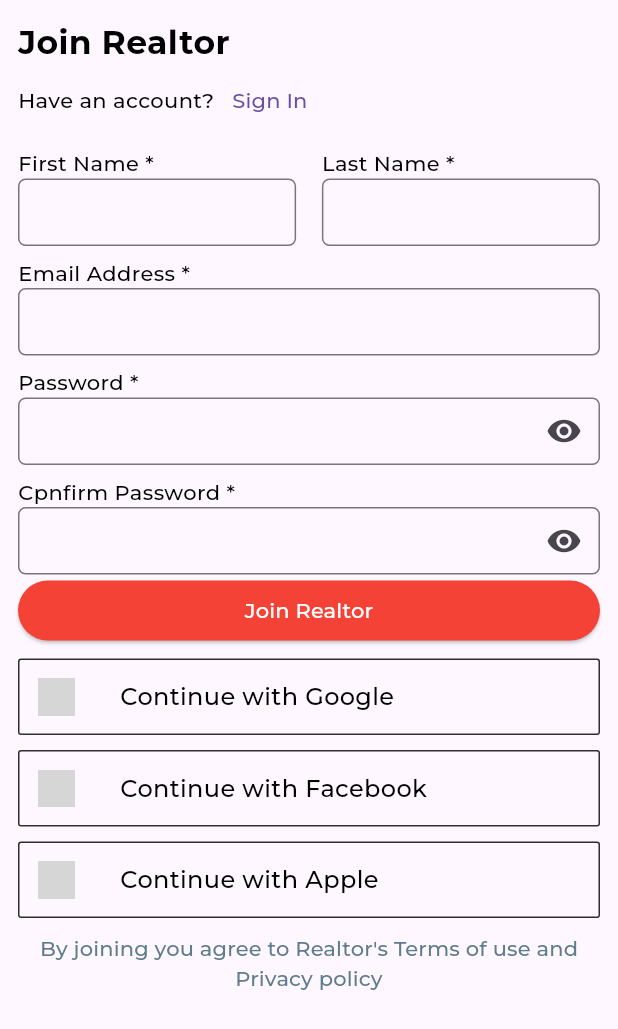
After one commit to Ghasasira/realtor, a Flutter app: the SignUp screen opened directly, on a phone screen of 412 x 824 dp. The commit adds this screen. Shown: the top 1029 px of the screen. Run offline on Flutter 3.47's test engine with Material 3 defaults, Android fonts, the phone set to English and light mode, and no system bars; our stand-ins replace cached_network_image, dotted_border, dropdown_button2, flutter_carousel_widget, flutter_rating_bar, get and 2 more; missing offline and left inert: favorite_button, flutter_google_places; network calls fail; project files that could hold a hidden picture were left out; grey boxes are pictures that could not be loaded.

Commit message:
2024 start

```diff
--- /dev/null
+++ b/realtor/lib/controllers/authentication/registrationController.dart
@@ -0,0 +1,68 @@
+import 'dart:convert';
+
+import 'package:flutter/material.dart';
+import 'package:flutter/widgets.dart';
+import 'package:get/get.dart';
+import 'package:http/http.dart' as http;
+import 'package:realtor/utilities/api_end_points.dart';
+
+class RegisterByEmailController extends GetxController {
+  TextEditingController emailController = TextEditingController();
+  TextEditingController firstNameController = TextEditingController();
+  TextEditingController lastNameController = TextEditingController();
+  TextEditingController passwordController = TextEditingController();
+  TextEditingController confirmPasswordController = TextEditingController();
+  bool password_not_matching = false;
+
+  //final future<SharedPreferences> prefs = SharedPreferences.getInstance();
+
+  Future<void> registerWithEmail() async {
+    if (passwordController.text == confirmPasswordController.text) {
+      try {
+        var headers = {"Content-Type": "application/json"};
+        var url = Uri.parse(
+            ApiEndPoints.baseUrl + ApiEndPoints.authEndPoint.registerWithEmail);
+        Map body = {
+          "email": emailController.text.trim(),
+          "name": firstNameController.text.trim() + lastNameController.text,
+          "password": passwordController.text,
+        };
+        http.Response response =
+            await http.post(url, body: jsonEncode(body), headers: headers);
+
+        if (response.statusCode == 200) {
+          final jsonresponse = jsonDecode(response.body);
+          if (jsonresponse["code"] == 0) {
+            //var token = jsonresponse["data"]['token'];
+
+            //final SharedPreferences? prefs = await prefs;
+            // await prefs?.setString("token", token);
+
+            emailController.dispose();
+            passwordController.dispose();
+            lastNameController.dispose();
+            firstNameController.dispose();
+            confirmPasswordController.dispose();
+          } else {
+            throw jsonDecode(jsonresponse.body)["message"] ?? "Unknown Error";
+          }
+        } else {
+          throw jsonDecode(response.body)["message"] ?? "Unknown Error";
+        }
+      } catch (e) {
+        Get.back();
+        showDialog(
+            context: Get.context!,
+            builder: (context) {
+              return SimpleDialog(
+                title: Text("Error"),
+                contentPadding: EdgeInsets.all(15.0),
+                children: [Text(e.toString())],
+              );
+            });
+      }
+    } else {
+      password_not_matching = true;
+    }
+  }
+}
--- /dev/null
+++ b/realtor/lib/reusables/signInOptions.dart
@@ -0,0 +1,91 @@
+import 'package:flutter/material.dart';
+
+class SignInOptions extends StatelessWidget {
+  const SignInOptions({super.key});
+
+  @override
+  Widget build(BuildContext context) {
+    const options = [
+      {'icon': "images/house.jpg", 'label': "Google"},
+      {'icon': "images/house.jpg", 'label': "Facebook"},
+      {'icon': "images/house.jpg", 'label': "Apple"},
+    ];
+    return Column(
+      children: options.map((option) {
+        return Padding(
+          padding: const EdgeInsets.only(top: 8.0, bottom: 2.0),
+          child: Container(
+            width: MediaQuery.of(context).size.width,
+            decoration: BoxDecoration(
+              border: Border.all(color: Color.fromARGB(255, 46, 46, 46)),
+              borderRadius: BorderRadius.circular(2.0),
+            ),
+            child: Padding(
+              padding: const EdgeInsets.all(12.0),
+              child: Row(
+                children: [
+                  Image.asset(
+                    "images/house.jpg",
+                    width: 25.0,
+                    height: 25.0,
+                  ),
+                  SizedBox(
+                    width: 30.0,
+                  ),
+                  //Text("lets Ride"),
+                  Text(
+                    "Continue with ${option['label']}",
+                    style: TextStyle(
+                      fontSize: 16.0,
+                    ),
+                  ),
+                ],
+              ),
+            ),
+          ),
+        );
+        //return Text("${option['label']}");
+      }).toList(),
+    );
+    // return SizedBox(
+    //   //height: 300.0,
+    //   child: ListView.builder(
+    //     itemCount: options.length,
+    //     itemBuilder: (BuildContext context, int index) {
+    //       return Padding(
+    //         padding: const EdgeInsets.only(top: 8.0, bottom: 2.0),
+    //         child: Container(
+    //           width: MediaQuery.of(context).size.width,
+    //           decoration: BoxDecoration(
+    //             border: Border.all(color: Color.fromARGB(255, 46, 46, 46)),
+    //             borderRadius: BorderRadius.circular(2.0),
+    //           ),
+    //           child: Padding(
+    //             padding: const EdgeInsets.all(12.0),
+    //             child: Row(
+    //               children: [
+    //                 Image.asset(
+    //                   "images/house.jpg",
+    //                   width: 25.0,
+    //                   height: 25.0,
+    //                 ),
+    //                 SizedBox(
+    //                   width: 30.0,
+    //                 ),
+    //                 //Text("lets Ride"),
+    //                 Text(
+    //                   "Continue with ${options[index]['label']}",
+    //                   style: TextStyle(
+    //                     fontSize: 16.0,
+    //                   ),
+    //                 ),
+    //               ],
+    //             ),
+    //           ),
+    //         ),
+    //       );
+    //     },
+    //   ),
+    // );
+  }
+}
--- /dev/null
+++ b/realtor/lib/screens/authScreens/signup.dart
@@ -0,0 +1,237 @@
+import "package:flutter/material.dart";
+import "package:flutter/services.dart";
+import "package:get/get.dart";
+import "package:realtor/controllers/authentication/registrationController.dart";
+import "package:realtor/reusables/realtorButton.dart";
+import "package:realtor/reusables/signInOptions.dart";
+
+class SignUp extends StatefulWidget {
+  const SignUp({super.key});
+
+  @override
+  State<SignUp> createState() => _SignUpState();
+}
+
+class _SignUpState extends State<SignUp> {
+  bool hidePassword = true;
+  void showPassword() {
+    setState(() {
+      hidePassword = !hidePassword;
+    });
+  }
+
+  final registerController = Get.put(RegisterByEmailController());
+  @override
+  Widget build(BuildContext context) {
+    return SafeArea(
+      child: Scaffold(
+        body: Padding(
+          padding: const EdgeInsets.all(12.0),
+          child: ListView(
+            //crossAxisAlignment: CrossAxisAlignment.start,
+            children: [
+              Text(
+                "Join Realtor",
+                style: TextStyle(
+                  fontSize: 22.0,
+                  fontWeight: FontWeight.bold,
+                ),
+              ),
+              Row(
+                children: [
+                  Text("Have an account?"),
+                  TextButton(
+                    onPressed: () {},
+                    child: Text("Sign In"),
+                  ),
+                ],
+              ),
+              //Expanded(child: SignInOptions()),
+              //SignInOptions(),
+              Padding(
+                padding: const EdgeInsets.only(top: 8.0),
+                child: Row(
+                  mainAxisAlignment: MainAxisAlignment.spaceBetween,
+                  children: [
+                    SizedBox(
+                      width: MediaQuery.of(context).size.width * 0.45,
+                      child: Column(
+                        crossAxisAlignment: CrossAxisAlignment.start,
+                        children: [
+                          Text("First Name *"),
+                          SizedBox(
+                            height: 45.0,
+                            child: TextField(
+                              maxLines: 1,
+                              //style: TextStyle(),
+                              decoration: InputDecoration(
+                                //label: const Text("Email"),
+                                border: OutlineInputBorder(
+                                  borderSide: BorderSide(
+                                    color: Colors.black,
+                                  ),
+                                  borderRadius: BorderRadius.circular(5.0),
+                                ),
+                              ),
+                            ),
+                          )
+                        ],
+                      ),
+                    ),
+                    SizedBox(
+                      width: MediaQuery.of(context).size.width * 0.45,
+                      child: Column(
+                        crossAxisAlignment: CrossAxisAlignment.start,
+                        children: [
+                          Text("Last Name *"),
+                          SizedBox(
+                            height: 45.0,
+                            child: TextField(
+                              maxLines: 1,
+                              decoration: InputDecoration(
+                                //label: const Text("Email"),
+                                border: OutlineInputBorder(
+                                  borderSide: BorderSide(
+                                    color: Colors.black,
+                                  ),
+                                  borderRadius: BorderRadius.circular(5.0),
+                                ),
+                              ),
+                            ),
+                          )
+                        ],
+                      ),
+                    ),
+                  ],
+                ),
+              ),
+              Padding(
+                padding: const EdgeInsets.only(top: 8.0),
+                child: Column(
+                  crossAxisAlignment: CrossAxisAlignment.start,
+                  children: [
+                    Text("Email Address *"),
+                    SizedBox(
+                      height: 45.0,
+                      child: TextField(
+                        keyboardType: TextInputType.emailAddress,
+                        inputFormatters: [
+                          FilteringTextInputFormatter.deny(
+                              RegExp(r'[^\s@]+@[^\s@]+\.[^\s@]+')),
+                        ],
+                        maxLines: 1,
+                        decoration: InputDecoration(
+                          //label: const Text("Email"),
+                          border: OutlineInputBorder(
+                            borderSide: BorderSide(
+                              color: Colors.black,
+                            ),
+                            borderRadius: BorderRadius.circular(5.0),
+                          ),
+                          errorBorder: OutlineInputBorder(
+                            borderRadius: BorderRadius.circular(2.0),
+                            borderSide: BorderSide(
+                                color: Color.fromARGB(255, 245, 8, 8)),
+                          ),
+                        ),
+                      ),
+                    ),
+                  ],
+                ),
+              ),
+              Padding(
+                padding: const EdgeInsets.only(top: 8.0),
+                child: Column(
+                  crossAxisAlignment: CrossAxisAlignment.start,
+                  children: [
+                    Text("Password *"),
+                    SizedBox(
+                      height: 45.0,
+                      child: TextField(
+                        maxLines: 1,
+                        obscureText: hidePassword,
+                        controller: registerController.passwordController,
+                        decoration: InputDecoration(
+                          suffixIcon: IconButton(
+                            onPressed: () {
+                              showPassword();
+                            },
+                            icon: Icon(hidePassword
+                                ? Icons.visibility
+                                : Icons.visibility_off),
+                          ),
+                          //label: const Text("Email"),
+                          border: OutlineInputBorder(
+                            borderSide: BorderSide(
+                              color: Colors.black,
+                            ),
+                            borderRadius: BorderRadius.circular(5.0),
+                          ),
+                        ),
+                      ),
+                    ),
+                  ],
+                ),
+              ),
+              Padding(
+                padding: const EdgeInsets.only(top: 8.0),
+                child: Column(
+                  crossAxisAlignment: CrossAxisAlignment.start,
+                  children: [
+                    Text("Cpnfirm Password *"),
+                    SizedBox(
+                      height: 45.0,
+                      child: TextField(
+                        maxLines: 1,
+                        obscureText: hidePassword,
+                        controller:
+                            registerController.confirmPasswordController,
+                        decoration: InputDecoration(
+                          suffixIcon: IconButton(
+                            onPressed: () {
+                              showPassword();
+                            },
+                            icon: Icon(hidePassword
+                                ? Icons.visibility
+                                : Icons.visibility_off),
+                          ),
+                          //label: const Text("Email"),
+                          border: OutlineInputBorder(
+                            borderSide: BorderSide(
+                              color: Colors.black,
+                            ),
+                            borderRadius: BorderRadius.circular(5.0),
+                          ),
+                        ),
+                      ),
+                    ),
+                  ],
+                ),
+              ),
+
+              SizedBox(
+                width: MediaQuery.of(context).size.width,
+                child: RealtorButton(
+                  color: Colors.red,
+                  text: "Join Realtor",
+                  onpressed: () {
+                    registerController.registerWithEmail();
+                  },
+                  styles: const TextStyle(color: Colors.white),
+                ),
+              ),
+              SignInOptions(),
+              TextButton(
+                  onPressed: () {},
+                  child: Text(
+                    "By joining you agree to Realtor's Terms of use and Privacy policy",
+                    textAlign: TextAlign.center,
+                    style: TextStyle(color: Colors.blueGrey),
+                  ))
+            ],
+          ),
+        ),
+      ),
+    );
+  }
+}
--- /dev/null
+++ b/realtor/lib/utilities/api_end_points.dart
@@ -0,0 +1,16 @@
+class ApiEndPoints {
+  static const String baseUrl = "https://giant-pool-l4mxi.ondigitalocean.app";
+  static AuthEndPoints authEndPoint = AuthEndPoints();
+  static PropertyPoints propertyPoints = PropertyPoints();
+}
+
+class AuthEndPoints {
+  final String registerWithEmail = "/api/create-user";
+  final String loginWithEmail = "/api/login";
+}
+
+class PropertyPoints {
+  final String token =
+      "eyJhbGciOiJIUzI1NiIsInR5cCI6IkpXVCJ9.eyJhdXRob3JpemVkIjp0cnVlLCJleHAiOjE3MTY1NTkxMjYsInVzZXJfaWQiOjF9.CamGys67iXELZSGnQcniisKLnLvnn904Rubi8IxocFA";
+  final String getProperties = "/api/list-properties";
+}
```
Also changed, not shown: realtor/lib/controllers/authentication/loginController.dart (added, +56 -0 lines), realtor/lib/main.dart (+6 -1 lines), realtor/lib/screens/authScreens/login.dart (added, +143 -0 lines).
